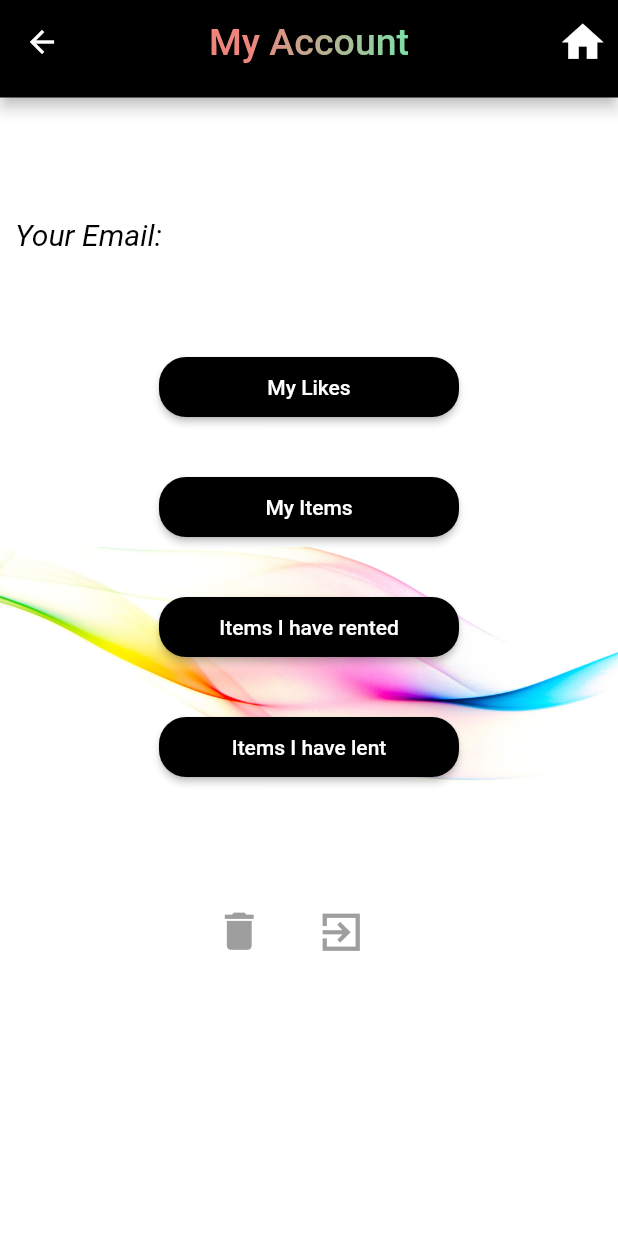
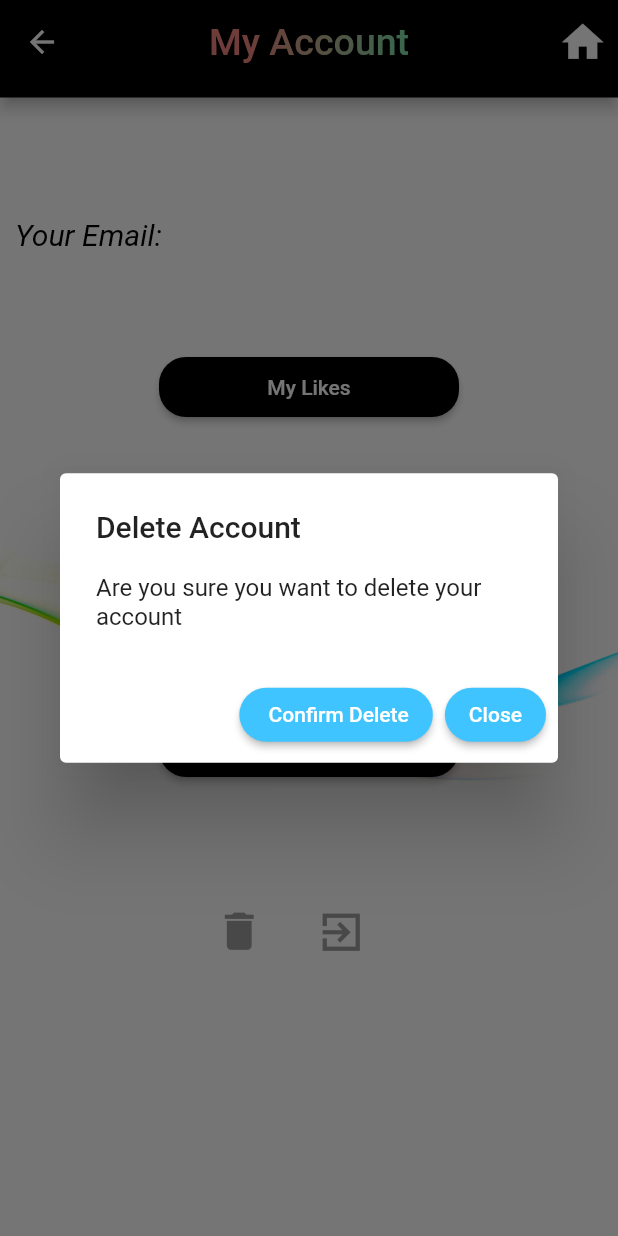
Before and after one commit to Shivang211/Orbital, a Flutter app: the Homepage screen opened directly, after a tap on the "delete" icon, on a phone screen of 412 x 824 dp. Run offline on Flutter 3.47's test engine with Material 2 defaults, Android fonts, the light colour scheme and no system bars; our stand-ins replace animated_background, cloud_firestore, confetti, dio, firebase_auth, firebase_core and 6 more; accounts and stored records are empty.

Commit message:
new message

```diff
--- a/lib/screens/MyAccount.dart
+++ b/lib/screens/MyAccount.dart
@@ -219,6 +219,11 @@ class _HomepageState extends State<Homepage> {
                         //   context,
                         //   MaterialPageRoute(builder: (context) => Setting()),
                         // );
+                        showDialog(
+                          context: context,
+                          builder: (BuildContext context) =>
+                              _buildPopupDialog(context),
+                        );
                       },
                     ),
                   ),
@@ -351,4 +356,55 @@ class _HomepageState extends State<Homepage> {
           });
     }
   }
+
+  Widget _buildPopupDialog(BuildContext context) {
+    return new AlertDialog(
+      title: Text("Delete Account"),
+      content: new Column(
+        mainAxisSize: MainAxisSize.min,
+        crossAxisAlignment: CrossAxisAlignment.start,
+        children: <Widget>[
+          Text("Are you sure you want to delete your account"),
+        ],
+      ),
+      actions: <Widget>[
+        ElevatedButton(
+            style: ButtonStyle(
+                backgroundColor:
+                    MaterialStateProperty.all(Colors.lightBlueAccent),
+                shape: MaterialStateProperty.all<RoundedRectangleBorder>(
+                    RoundedRectangleBorder(
+                  borderRadius: BorderRadius.circular(18.0),
+                ))),
+            onPressed: () {
+              deleteUser();
+              Navigator.of(context).pop();
+            },
+            child: Text(" Confirm Delete")),
+        ElevatedButton(
+            style: ButtonStyle(
+                backgroundColor:
+                    MaterialStateProperty.all(Colors.lightBlueAccent),
+                shape: MaterialStateProperty.all<RoundedRectangleBorder>(
+                    RoundedRectangleBorder(
+                  borderRadius: BorderRadius.circular(18.0),
+                ))),
+            onPressed: () {
+              Navigator.of(context).pop();
+            },
+            child: Text("Close"))
+      ],
+    );
+  }
+
+  Future<void> deleteUser() {
+    final FirebaseAuth auth = FirebaseAuth.instance;
+    final User? user = auth.currentUser;
+    return FirebaseFirestore.instance
+        .collection('users')
+        .doc('${user!.email}')
+        .delete()
+        .then((value) => print("User Deleted"))
+        .catchError((error) => print("Failed to delete user: $error"));
+  }
 }
--- a/lib/screens/MyMatches.dart
+++ b/lib/screens/MyMatches.dart
@@ -34,7 +34,7 @@ class _MyMatchesState extends State<MyMatches> {
               style: TextStyle(
                 color: Colors.black,
               ),
-              cursorColor: Colors.white,
+              cursorColor: Colors.grey,
               decoration: InputDecoration(
                 prefixIcon: Icon(Icons.search),
                 enabledBorder: OutlineInputBorder(
--- a/lib/screens/searchPage.dart
+++ b/lib/screens/searchPage.dart
@@ -40,8 +40,9 @@ class _CloudFirestoreSearchState extends State<CloudFirestoreSearch> {
               style: TextStyle(
                 color: Colors.black,
               ),
-              cursorColor: Colors.white,
+              cursorColor: Colors.grey,
               decoration: InputDecoration(
+                prefixIcon: Icon(Icons.search),
                 enabledBorder: OutlineInputBorder(
                   borderSide: BorderSide(
                     color: Colors.white,
```
Also changed, not shown: lib/screens/mainpage.dart (+41 -18 lines).
